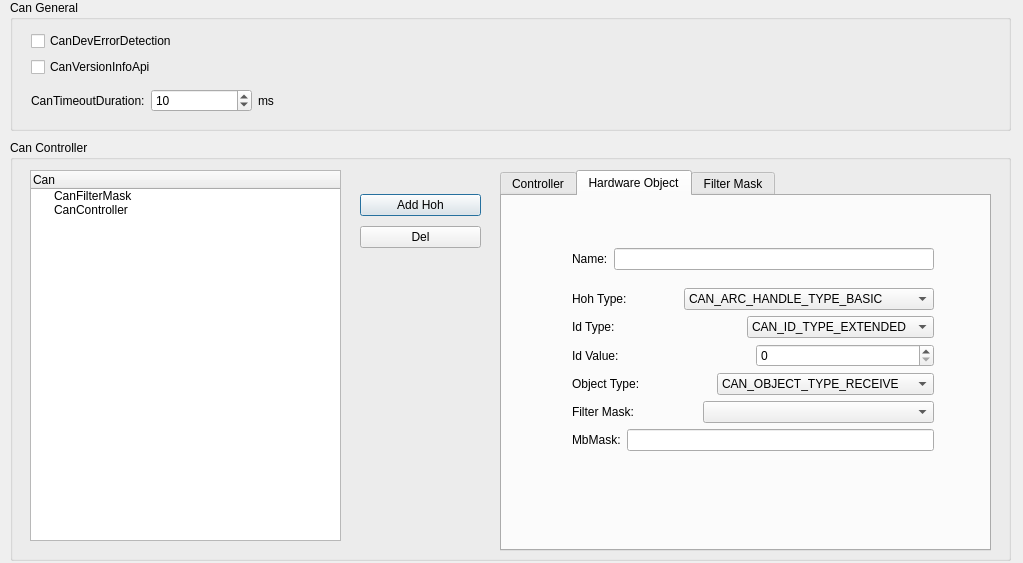
Above: gainos-tk/tool/gainos-studio/ui/forms/cd_mscan.ui from paduc77/gainos before the change. Below: the same form after it.
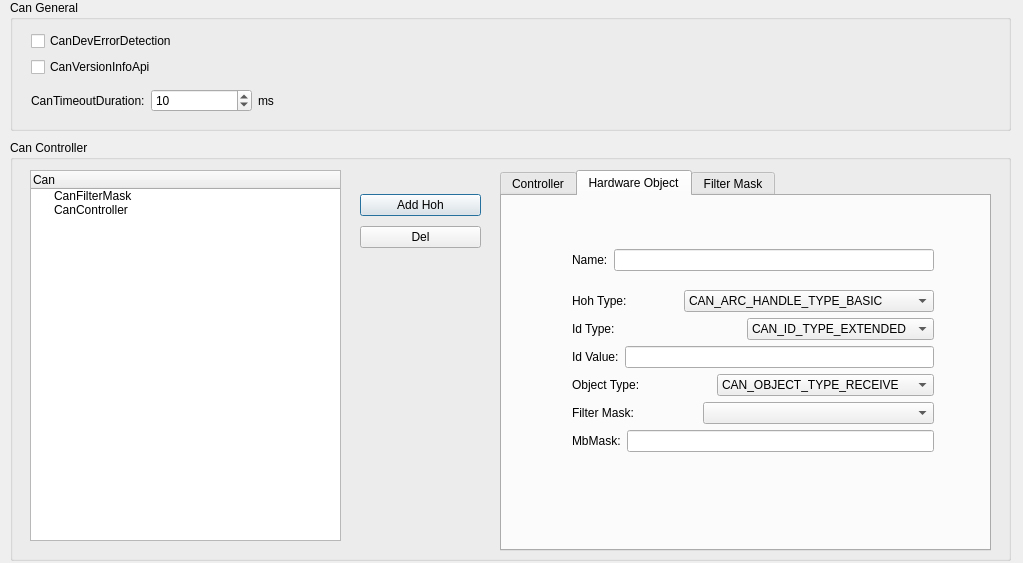
That is the form after the change. The open tabs and pages were chosen to show the change.

Diff of the .ui file:
```diff
--- a/gainos-tk/tool/gainos-studio/ui/forms/cd_mscan.ui
+++ b/gainos-tk/tool/gainos-studio/ui/forms/cd_mscan.ui
@@ -374,7 +374,11 @@
             </widget>
            </item>
            <item>
-            <widget class="QSpinBox" name="spbxIdValue"/>
+            <widget class="QLineEdit" name="leIdValue">
+             <property name="text">
+              <string/>
+             </property>
+            </widget>
            </item>
           </layout>
          </item>
```
Left out of the diff: 2 changed lines with no effect on the pictures.
